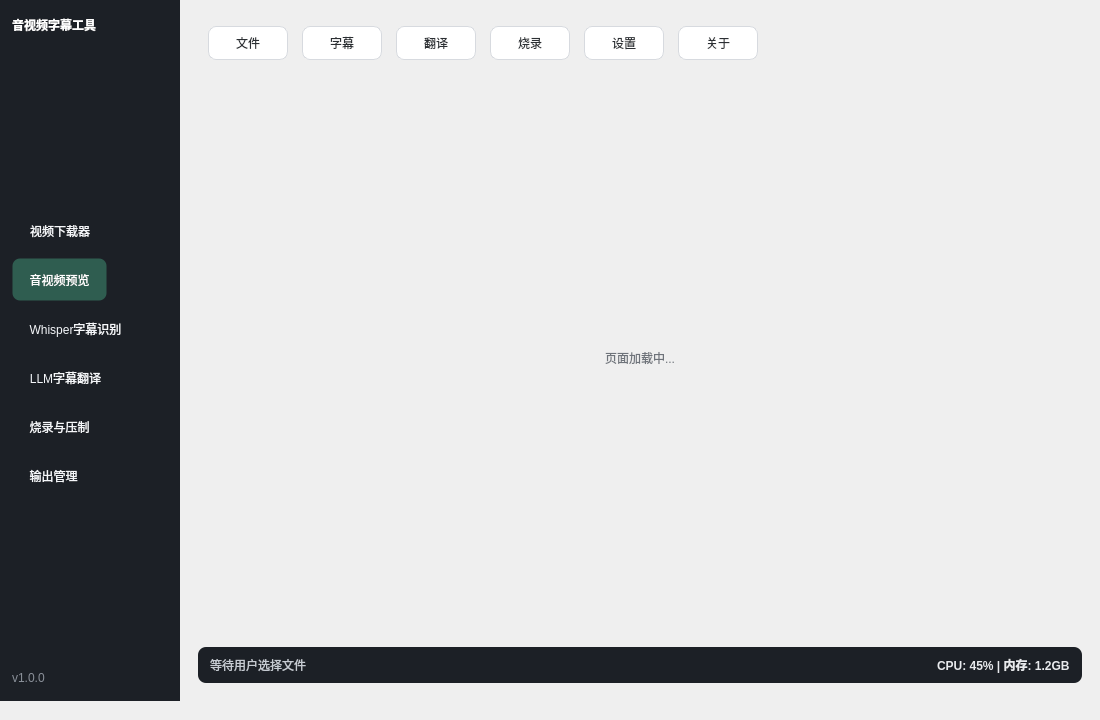
Old version of the form mainwindow.ui in the repository Harland-Liwalit/qSrtTool.
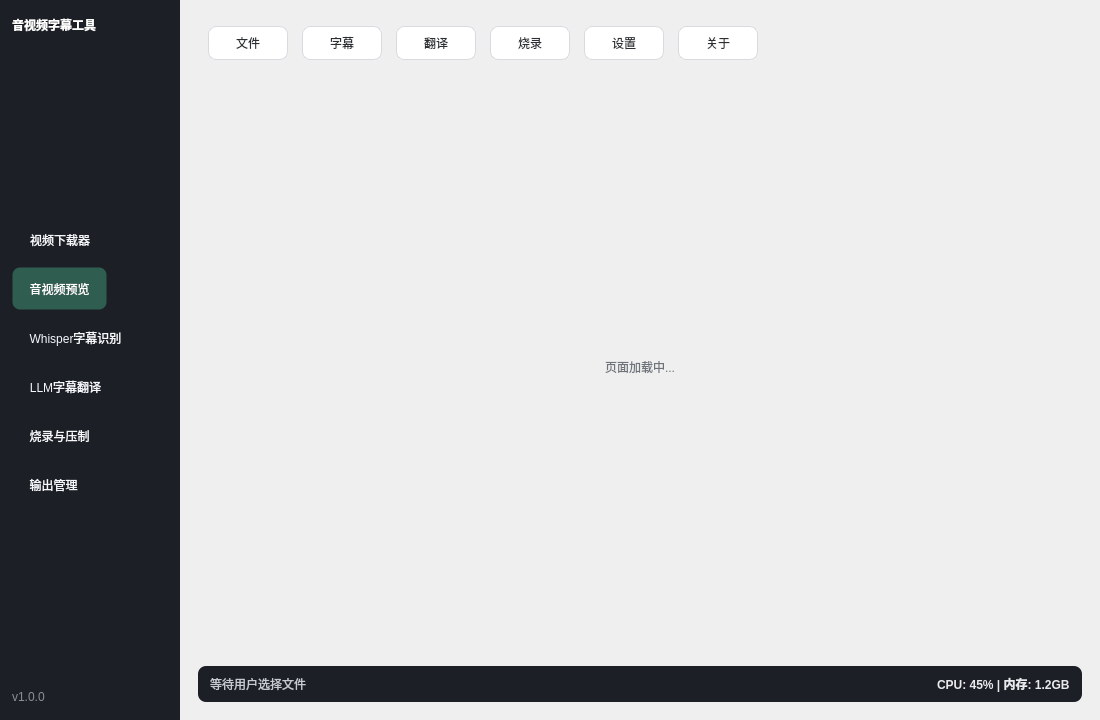
New version of the form.

The edit to the form file:
```diff
--- a/mainwindow.ui
+++ b/mainwindow.ui
@@ -446,11 +446,7 @@
     </rect>
    </property>
   </widget>
-  <widget class="QStatusBar" name="statusbar">
-   <property name="sizeGripEnabled">
-    <bool>false</bool>
-   </property>
-  </widget>
+  
  </widget>
  <resources/>
  <connections/>
```
